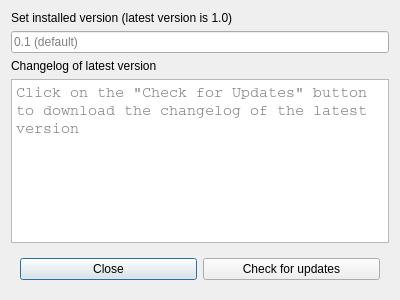
Before: the Qt Designer form Example/example.ui in alex-spataru/QSimpleUpdater, drawn with Qt 5.
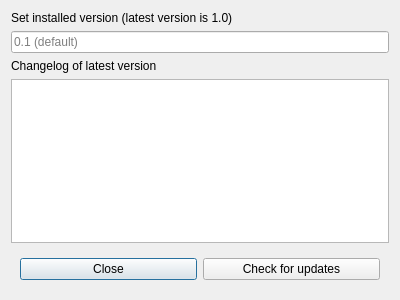
After: the same form once the commit is applied.

Commit message: Qt4 Support

What changed in the file:
```diff
--- a/Example/example.ui
+++ b/Example/example.ui
@@ -58,9 +58,6 @@
      <property name="backgroundVisible">
       <bool>false</bool>
      </property>
-     <property name="placeholderText">
-      <string>Click on the &quot;Check for Updates&quot; button to download the changelog of the latest version</string>
-     </property>
     </widget>
    </item>
    <item>
```
Left out of the diff: 3 changed lines with no effect on the pictures. The commit also changes 1 other file.
